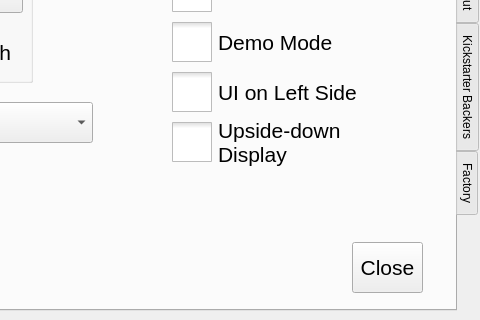
This is src/utilwindow.ui in krontech/chronos-cam-app as Qt 5 draws it before an edit; both pictures show x 320 to 800 and y 160 to 480 of the 800 by 480 pixel window. The edited form follows.
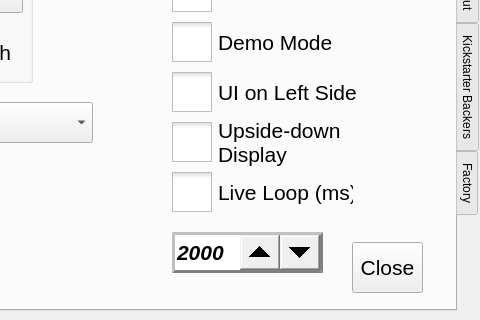
This is the edited form. The open tabs and pages were chosen to show the change. Custom widgets are drawn as their Qt base class.

Commit message: Added live looping mode

The edit to the form file:
```diff
--- a/src/utilwindow.ui
+++ b/src/utilwindow.ui
@@ -458,6 +458,82 @@
       <string>Demo Mode</string>
      </property>
     </widget>
+    <widget class="QCheckBox" name="chkLiveLoop">
+     <property name="geometry">
+      <rect>
+       <x>480</x>
+       <y>310</y>
+       <width>181</width>
+       <height>61</height>
+      </rect>
+     </property>
+     <property name="font">
+      <font>
+       <pointsize>16</pointsize>
+      </font>
+     </property>
+     <property name="styleSheet">
+      <string notr="true">QCheckBox::indicator {
+     width: 40px;
+     height: 40px;
+}</string>
+     </property>
+     <property name="text">
+      <string>Live Loop (ms)</string>
+     </property>
+     <property name="tristate">
+      <bool>false</bool>
+     </property>
+    </widget>
+    <widget class="CamSpinBox" name="spinLiveLoopTime">
+     <property name="geometry">
+      <rect>
+       <x>480</x>
+       <y>380</y>
+       <width>151</width>
+       <height>41</height>
+      </rect>
+     </property>
+     <property name="sizePolicy">
+      <sizepolicy hsizetype="Minimum" vsizetype="Fixed">
+       <horstretch>0</horstretch>
+       <verstretch>0</verstretch>
+      </sizepolicy>
+     </property>
+     <property name="baseSize">
+      <size>
+       <width>0</width>
+       <height>0</height>
+      </size>
+     </property>
+     <property name="font">
+      <font>
+       <pointsize>16</pointsize>
+       <weight>75</weight>
+       <italic>true</italic>
+       <bold>true</bold>
+      </font>
+     </property>
+     <property name="styleSheet">
+      <string notr="true">QSpinBox { border: 3px outset grey;padding-right: 40px;}  
+
+QSpinBox::up-button { subcontrol-position: right; right: 40px; width: 40px; height: 35px;}
+
+QSpinBox::down-button { subcontrol-position: right; width: 40px; height: 35px;}</string>
+     </property>
+     <property name="minimum">
+      <number>200</number>
+     </property>
+     <property name="maximum">
+      <number>10000</number>
+     </property>
+     <property name="singleStep">
+      <number>10</number>
+     </property>
+     <property name="value">
+      <number>2000</number>
+     </property>
+    </widget>
    </widget>
    <widget class="QWidget" name="tabStorage">
     <attribute name="title">
@@ -1337,6 +1413,11 @@
    <extends>QLineEdit</extends>
    <header>camLineEdit.h</header>
   </customwidget>
+  <customwidget>
+   <class>CamSpinBox</class>
+   <extends>QSpinBox</extends>
+   <header>camspinbox.h</header>
+  </customwidget>
  </customwidgets>
  <tabstops>
   <tabstop>cmdClose_4</tabstop>
```
Left out of the diff: 2 changed lines with no effect on the pictures. The commit also changes 4 other files.
